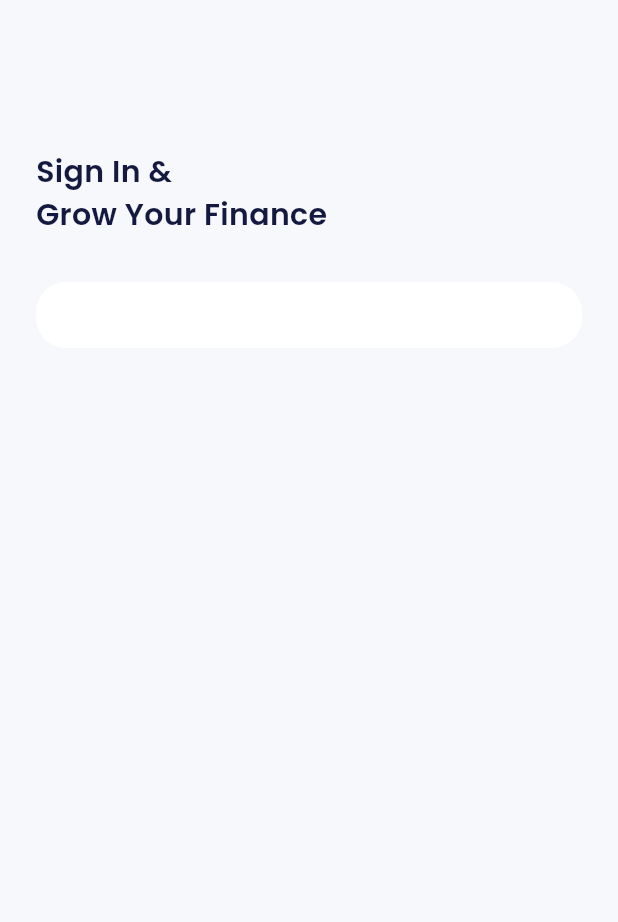
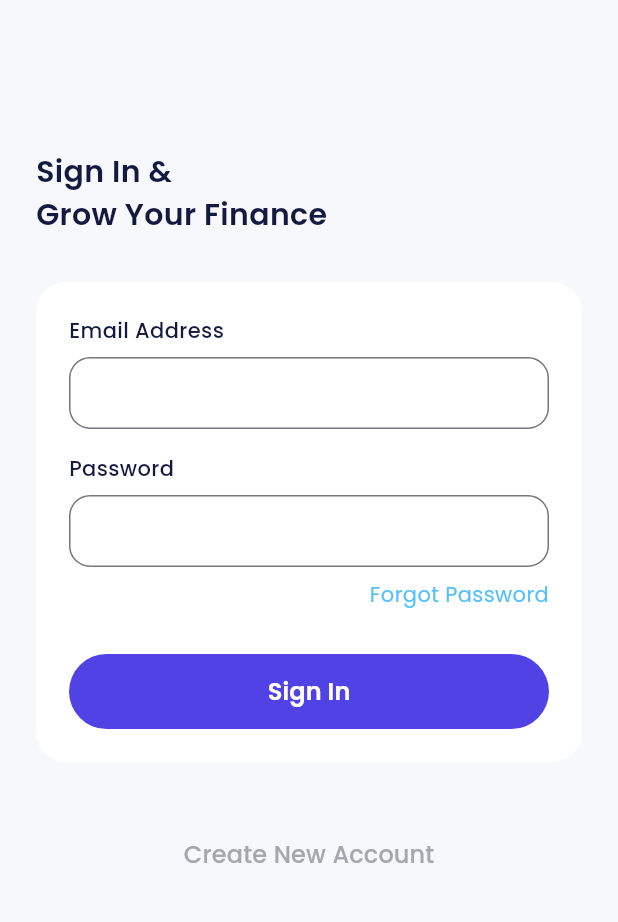
Before and after one commit to shandikadav/bank_sha, a Flutter app: the SignInPage screen opened directly, on a phone screen of 412 x 824 dp, the part 225-1147 px from its top. Run offline on Flutter 3.47's test engine with Material 3 defaults, Android fonts, the phone set to English and light mode, and no system bars; our stand-ins replace carousel_slider, google_fonts.

Commit message:
completing slicing sign in page

```diff
--- a/lib/ui/pages/sign_in_page.dart
+++ b/lib/ui/pages/sign_in_page.dart
@@ -45,9 +45,111 @@ class SignInPage extends StatelessWidget {
               color: whiteColor,
             ),
             child: Column(
+              crossAxisAlignment: CrossAxisAlignment.start,
               children: [
                 // NOTE: EMAIL INPUT
+                Column(
+                  crossAxisAlignment: CrossAxisAlignment.start,
+                  children: [
+                    Text(
+                      'Email Address',
+                      style: blackTextStyle.copyWith(
+                        fontWeight: medium,
+                      ),
+                    ),
+                    const SizedBox(
+                      height: 8,
+                    ),
+                    TextFormField(
+                      decoration: InputDecoration(
+                        border: OutlineInputBorder(
+                          borderRadius: BorderRadius.circular(14),
+                        ),
+                        contentPadding: const EdgeInsets.all(12),
+                      ),
+                    ),
+                  ],
+                ),
+                const SizedBox(
+                  height: 16,
+                ),
+                //NOTE: PASSWORD INPUT
+                Column(
+                  crossAxisAlignment: CrossAxisAlignment.start,
+                  children: [
+                    Text(
+                      'Password',
+                      style: blackTextStyle.copyWith(
+                        fontWeight: medium,
+                      ),
+                    ),
+                    const SizedBox(
+                      height: 8,
+                    ),
+                    TextFormField(
+                      obscureText: true,
+                      decoration: InputDecoration(
+                        border: OutlineInputBorder(
+                          borderRadius: BorderRadius.circular(14),
+                        ),
+                        contentPadding: const EdgeInsets.all(12),
+                      ),
+                    ),
+                  ],
+                ),
+                const SizedBox(
+                  height: 8,
+                ),
+                Align(
+                  alignment: Alignment.centerRight,
+                  child: Text(
+                    'Forgot Password',
+                    style: blueTextStyle,
+                  ),
+                ),
+                const SizedBox(
+                  height: 30,
+                ),
+                SizedBox(
+                  width: double.infinity,
+                  height: 50,
+                  child: TextButton(
+                    onPressed: () {},
+                    style: TextButton.styleFrom(
+                      backgroundColor: purpleColor,
+                      shape: RoundedRectangleBorder(
+                        borderRadius: BorderRadius.circular(65),
+                      ),
+                    ),
+                    child: Text(
+                      'Sign In',
+                      style: whiteTextStyle.copyWith(
+                        fontSize: 16,
+                        fontWeight: semiBold,
+                      ),
+                    ),
+                  ),
+                ),
               ],
+            ),
+          ),
+          const SizedBox(
+            height: 50,
+          ),
+          SizedBox(
+            width: double.infinity,
+            height: 24,
+            child: TextButton(
+              onPressed: () {},
+              style: TextButton.styleFrom(
+                padding: EdgeInsets.zero,
+              ),
+              child: Text(
+                'Create New Account',
+                style: greyTextStyle.copyWith(
+                  fontSize: 16,
+                ),
+              ),
             ),
           ),
         ],
```
